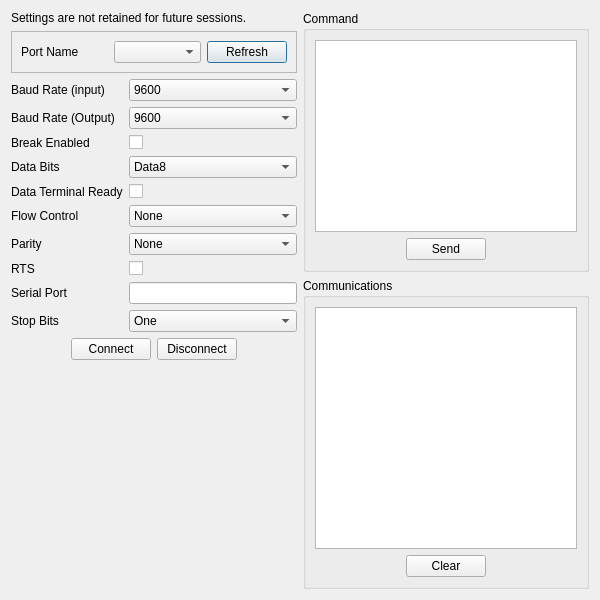
Old version of the form UI/glitch-serial-port-window.ui in the repository textbrowser/glitch.
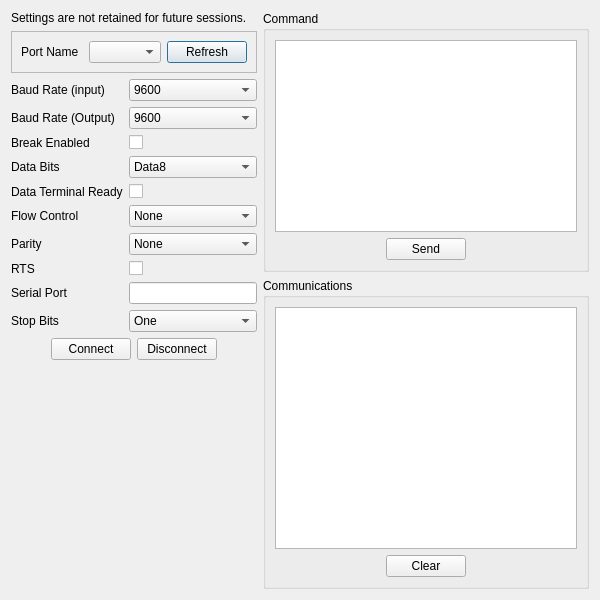
New version of the form. Icons and pictures are not drawn.

Diff of the .ui file:
```diff
--- a/UI/glitch-serial-port-window.ui
+++ b/UI/glitch-serial-port-window.ui
@@ -19,6 +19,27 @@
   </property>
   <layout class="QHBoxLayout" name="horizontalLayout_5">
    <item>
+    <widget class="QFrame" name="frame_2">
+     <property name="sizePolicy">
+      <sizepolicy hsizetype="Maximum" vsizetype="Preferred">
+       <horstretch>0</horstretch>
+       <verstretch>0</verstretch>
+      </sizepolicy>
+     </property>
+     <layout class="QVBoxLayout" name="verticalLayout_6">
+      <property name="leftMargin">
+       <number>0</number>
+      </property>
+      <property name="topMargin">
+       <number>0</number>
+      </property>
+      <property name="rightMargin">
+       <number>0</number>
+      </property>
+      <property name="bottomMargin">
+       <number>0</number>
+      </property>
+      <item>
     <layout class="QVBoxLayout" name="verticalLayout_4">
      <item>
       <layout class="QVBoxLayout" name="verticalLayout">
@@ -433,6 +454,9 @@
       </spacer>
      </item>
     </layout>
+      </item>
+     </layout>
+    </widget>
    </item>
    <item>
     <layout class="QVBoxLayout" name="verticalLayout_5">
```
Lines whose indentation alone changed are shown as unchanged.
